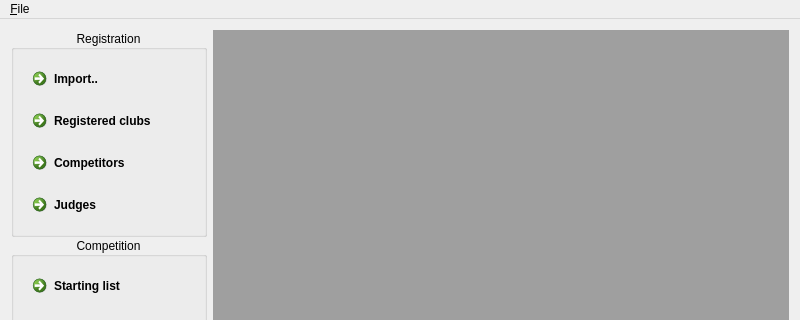
Before: the Qt Designer form ui/mainwindow.ui in MrApe/OpenCompetition, drawn with Qt 5; both pictures show x 0 to 800 and y 0 to 320 of the 800 by 600 pixel window.
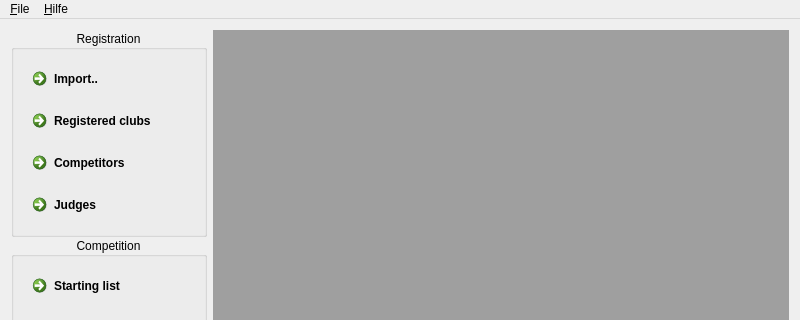
After: the same form once the commit is applied. Icons and pictures are not drawn.

Commit message:
About Dialog
 + Author and licence infos in About Dialog

```diff
--- a/ui/mainwindow.ui
+++ b/ui/mainwindow.ui
@@ -198,7 +198,14 @@
     <addaction name="separator"/>
     <addaction name="actionSchlie_en"/>
    </widget>
+   <widget class="QMenu" name="menuAbout">
+    <property name="title">
+     <string>&amp;Hilfe</string>
+    </property>
+    <addaction name="action_about"/>
+   </widget>
    <addaction name="menuDatei"/>
+   <addaction name="menuAbout"/>
   </widget>
   <widget class="QStatusBar" name="statusBar"/>
   <action name="actionSchlie_en">
```
Left out of the diff: 22 changed lines with no effect on the pictures. The commit also changes 8 other files.
